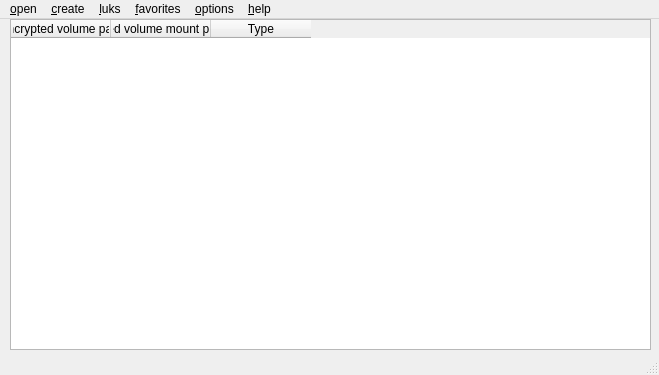
Qt form zuluCrypt-gui/zulucrypt.ui (mhogomchungu/zuluCrypt) before a commit.
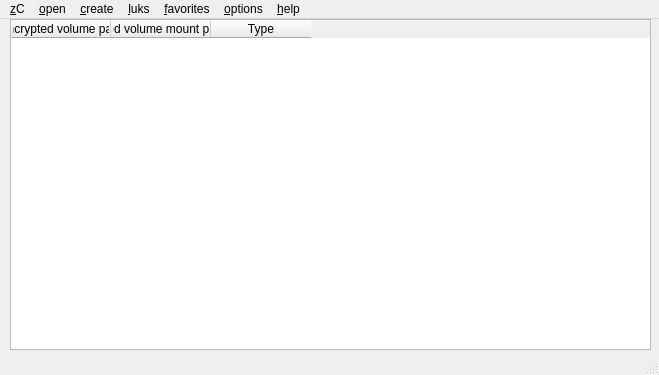
The same form after that commit. Icons and pictures are not drawn.

Diff of the .ui file:
```diff
--- a/zuluCrypt-gui/zulucrypt.ui
+++ b/zuluCrypt-gui/zulucrypt.ui
@@ -127,6 +127,15 @@
      <string>&amp;favorites</string>
     </property>
    </widget>
+   <widget class="QMenu" name="menu_zc">
+    <property name="title">
+     <string>&amp;zC</string>
+    </property>
+    <addaction name="action_minimize"/>
+    <addaction name="actionMinimize_to_tray"/>
+    <addaction name="action_close"/>
+   </widget>
+   <addaction name="menu_zc"/>
    <addaction name="menuOpen"/>
    <addaction name="menuCreate"/>
    <addaction name="menuConfigure"/>
```
Left out of the diff: 34 changed lines with no effect on the pictures.
